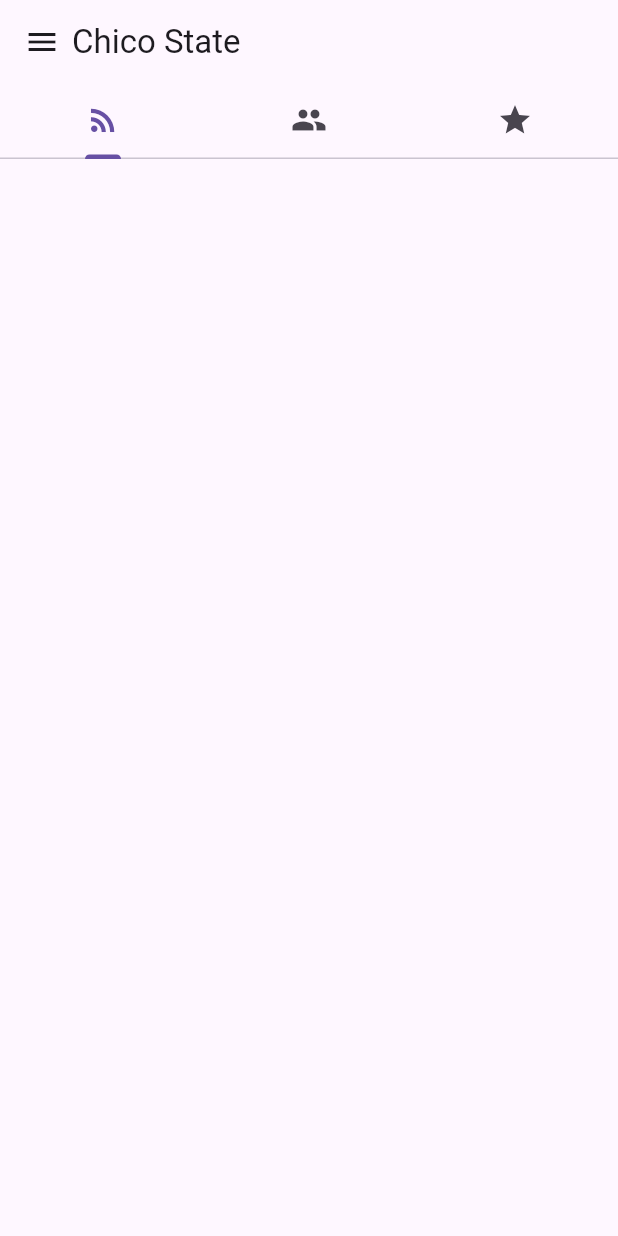
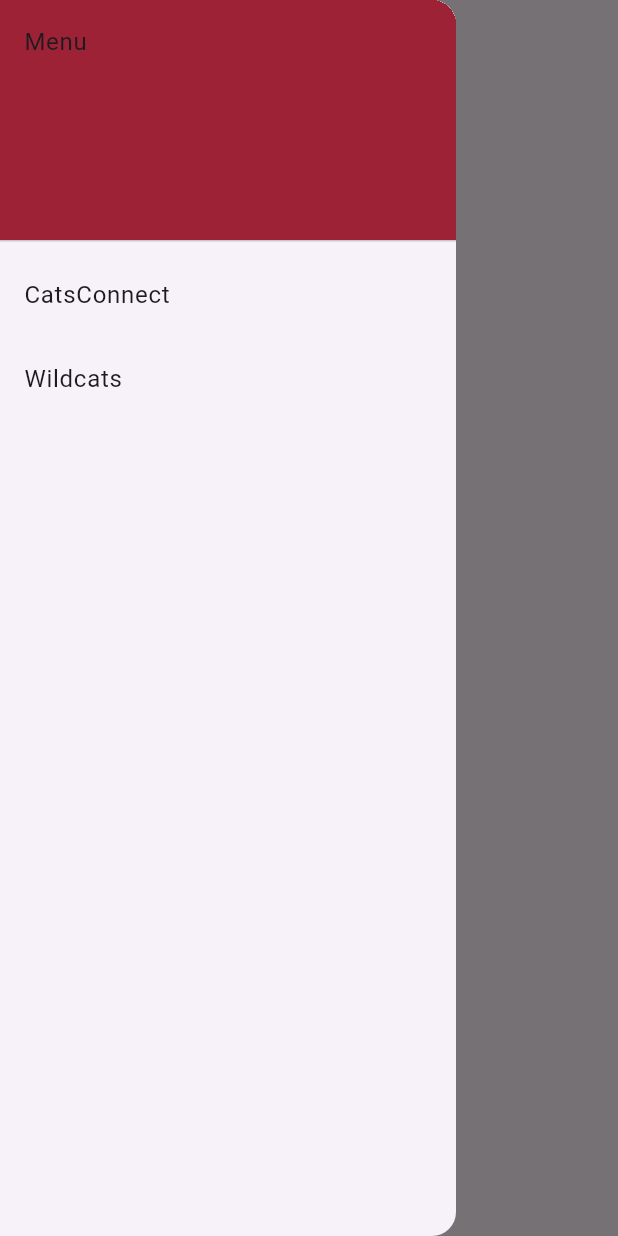
Before and after one commit to sheldonhenriques/campus_gather, a Flutter app: the screen it shows after launch, with the side drawer open (before the commit the screen has no drawer), on a phone screen of 412 x 824 dp. Run offline on Flutter 3.47's test engine with Material 3 defaults, Android fonts, the phone set to English and light mode, and no system bars; our stand-ins replace flutter_dotenv; missing offline and left inert: mongo_dart.

Commit message:
[CAMPUS-9] Sidebar Menu and Home Page (#6)

```diff
--- a/lib/main.dart
+++ b/lib/main.dart
@@ -1,4 +1,4 @@
-import 'package:campus_gather/views/Event/home_screen.dart';
+import 'package:campus_gather/views/home_screen.dart';
 import 'package:flutter/material.dart';
 import 'package:flutter_dotenv/flutter_dotenv.dart';
 
--- a/lib/views/Event/home_screen.dart
+++ /dev/null
@@ -1,22 +0,0 @@
-import 'package:flutter/material.dart';
-import 'tab_screen.dart';
-
-class HomeScreen extends StatelessWidget {
-  const HomeScreen({super.key});
-
-  @override
-  Widget build(BuildContext context) {
-    return Scaffold(
-      appBar: AppBar(
-        title: const Row(
-          children: [
-            Icon(Icons.menu),
-            SizedBox(width: 8),
-            Text("Chico State"),
-          ],
-        ),
-      ),
-      body: const TabScreen(),
-    );
-  }
-}
--- /dev/null
+++ b/lib/views/Navigation/app_bar.dart
@@ -0,0 +1,21 @@
+import 'package:flutter/material.dart';
+
+class CustomAppBar extends StatelessWidget implements PreferredSizeWidget {
+  final VoidCallback onMenuPressed;
+
+  const CustomAppBar({super.key, required this.onMenuPressed});
+
+  @override
+  Widget build(BuildContext context) {
+    return AppBar(
+      title: const Text("Chico State"),
+      leading: IconButton(
+        icon: const Icon(Icons.menu),
+        onPressed: onMenuPressed,
+      ),
+    );
+  }
+
+  @override
+  Size get preferredSize => const Size.fromHeight(kToolbarHeight);
+}
--- /dev/null
+++ b/lib/views/Navigation/drawer.dart
@@ -0,0 +1,40 @@
+import 'package:campus_gather/views/Event/event_home_screen.dart';
+import 'package:flutter/material.dart';
+
+class CustomDrawer extends StatelessWidget {
+  const CustomDrawer({super.key});
+
+  @override
+  Widget build(BuildContext context) {
+    return Drawer(
+      child: ListView(
+        padding: EdgeInsets.zero,
+        children: <Widget>[
+          const DrawerHeader(
+            decoration: BoxDecoration(
+              color: Color.fromARGB(255, 157, 34, 53),
+            ),
+            child: Text('Menu'),
+          ),
+          ListTile(
+            title: const Text('CatsConnect'),
+            onTap: () {
+              Navigator.pop(context);
+              Navigator.push(
+                context,
+                MaterialPageRoute(
+                    builder: (context) => const EventHomeScreen()),
+              );
+            },
+          ),
+          ListTile(
+            title: const Text('Wildcats'),
+            onTap: () {
+              // Navigate to Wildcats screen
+            },
+          ),
+        ],
+      ),
+    );
+  }
+}
--- /dev/null
+++ b/lib/views/home_screen.dart
@@ -0,0 +1,22 @@
+import 'package:campus_gather/views/Navigation/app_bar.dart';
+import 'package:campus_gather/views/Navigation/drawer.dart';
+import 'package:flutter/material.dart';
+
+class HomeScreen extends StatelessWidget {
+  const HomeScreen({super.key});
+
+  @override
+  Widget build(BuildContext context) {
+    GlobalKey<ScaffoldState> scaffoldKey = GlobalKey<ScaffoldState>();
+
+    return Scaffold(
+      key: scaffoldKey,
+      appBar: CustomAppBar(
+        onMenuPressed: () {
+          scaffoldKey.currentState?.openDrawer();
+        },
+      ),
+      drawer: const CustomDrawer(),
+    );
+  }
+}
```
Also changed, not shown: lib/views/Event/event_home_screen.dart (added, +24 -0 lines), 1 other file.
